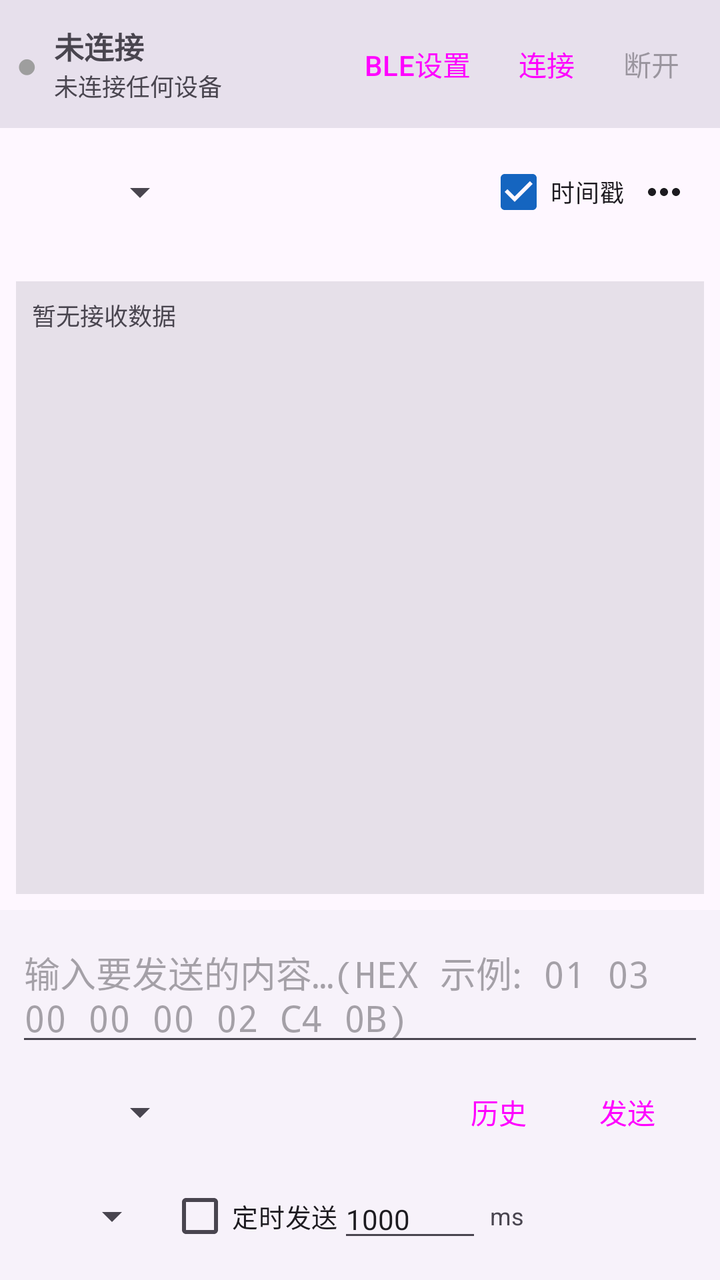
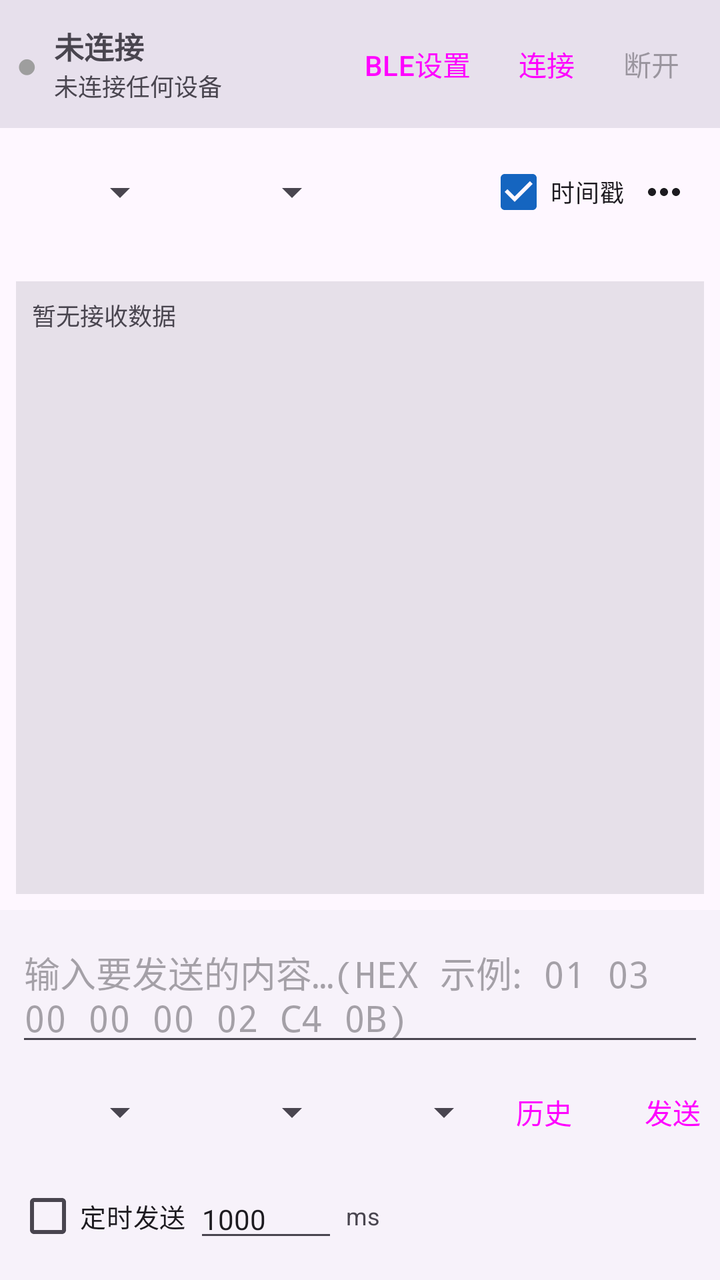

An Android layout rendered at two revisions. The XML below is the earlier revision; the diff shows what the commit changed to produce the second picture.
<!-- AndroidManifest.xml: application theme Theme.BluetoothSerial -->
<!-- res/layout/fragment_console.xml -->
<?xml version="1.0" encoding="utf-8"?>
<LinearLayout xmlns:android="http://schemas.android.com/apk/res/android"
    xmlns:app="http://schemas.android.com/apk/res-auto"
    xmlns:tools="http://schemas.android.com/tools"
    android:layout_width="match_parent"
    android:layout_height="match_parent"
    android:orientation="vertical">

    
    <LinearLayout
        android:layout_width="match_parent"
        android:layout_height="wrap_content"
        android:background="?attr/colorSurfaceVariant"
        android:gravity="center_vertical"
        android:orientation="horizontal"
        android:padding="8dp">

        <TextView
            android:id="@+id/tvStatusDot"
            android:layout_width="wrap_content"
            android:layout_height="wrap_content"
            android:text="●"
            android:textColor="@color/status_disconnected"
            android:textSize="18sp" />

        <LinearLayout
            android:layout_width="0dp"
            android:layout_height="wrap_content"
            android:layout_weight="1"
            android:orientation="vertical"
            android:paddingStart="8dp"
            android:paddingEnd="8dp">

            <TextView
                android:id="@+id/tvDeviceName"
                android:layout_width="wrap_content"
                android:layout_height="wrap_content"
                android:ellipsize="end"
                android:maxLines="1"
                android:text="@string/not_connected"
                android:textSize="15sp"
                android:textStyle="bold" />

            <TextView
                android:id="@+id/tvConnInfo"
                android:layout_width="wrap_content"
                android:layout_height="wrap_content"
                android:text="@string/conn_info_default"
                android:textSize="12sp" />
        </LinearLayout>

        <Button
            android:id="@+id/btnUuidSetting"
            style="@style/Widget.Material3.Button.TextButton"
            android:layout_width="wrap_content"
            android:layout_height="wrap_content"
            android:minWidth="0dp"
            android:paddingStart="8dp"
            android:paddingEnd="8dp"
            android:text="@string/ble_setting" />

        <Button
            android:id="@+id/btnConnect"
            style="@style/Widget.Material3.Button.TextButton"
            android:layout_width="wrap_content"
            android:layout_height="wrap_content"
            android:minWidth="0dp"
            android:paddingStart="8dp"
            android:paddingEnd="8dp"
            android:text="@string/connect" />

        <Button
            android:id="@+id/btnDisconnect"
            style="@style/Widget.Material3.Button.TextButton"
            android:layout_width="wrap_content"
            android:layout_height="wrap_content"
            android:enabled="false"
            android:minWidth="0dp"
            android:paddingStart="8dp"
            android:paddingEnd="8dp"
            android:text="@string/disconnect" />
    </LinearLayout>

    
    <LinearLayout
        android:layout_width="match_parent"
        android:layout_height="0dp"
        android:layout_weight="1"
        android:orientation="vertical"
        android:padding="8dp">

        <LinearLayout
            android:layout_width="match_parent"
            android:layout_height="wrap_content"
            android:gravity="center_vertical"
            android:orientation="horizontal">

            <com.google.android.material.button.MaterialButtonToggleGroup
                android:id="@+id/toggleRxFormat"
                android:layout_width="wrap_content"
                android:layout_height="wrap_content"
                app:selectionRequired="true"
                app:singleSelection="true">

                <Button
                    android:id="@+id/rxHex"
                    style="@style/Widget.Material3.Button.OutlinedButton"
                    android:layout_width="wrap_content"
                    android:layout_height="wrap_content"
                    android:minWidth="0dp"
                    android:paddingStart="8dp"
                    android:paddingEnd="8dp"
                    android:text="@string/format_hex" />

                <Button
                    android:id="@+id/rxAscii"
                    style="@style/Widget.Material3.Button.OutlinedButton"
                    android:layout_width="wrap_content"
                    android:layout_height="wrap_content"
                    android:minWidth="0dp"
                    android:paddingStart="8dp"
                    android:paddingEnd="8dp"
                    android:text="@string/format_text" />
            </com.google.android.material.button.MaterialButtonToggleGroup>

            <Spinner
                android:id="@+id/spCharset"
                android:layout_width="82dp"
                android:layout_height="wrap_content"
                android:layout_marginStart="4dp" />

            <Space
                android:layout_width="0dp"
                android:layout_height="1dp"
                android:layout_weight="1" />

            <CheckBox
                android:id="@+id/cbTimestamp"
                android:layout_width="wrap_content"
                android:layout_height="wrap_content"
                android:checked="true"
                android:text="@string/timestamp"
                android:textSize="12sp" />

            <ImageButton
                android:id="@+id/btnMore"
                android:layout_width="40dp"
                android:layout_height="40dp"
                android:background="?attr/selectableItemBackgroundBorderless"
                android:contentDescription="@string/more_menu"
                android:src="@drawable/ic_more"
                android:tint="?attr/colorOnSurface" />
        </LinearLayout>

        
        <TextView
            android:id="@+id/tvRxStats"
            android:layout_width="match_parent"
            android:layout_height="wrap_content"
            android:layout_marginTop="2dp"
            android:maxLines="1"
            android:textColor="?attr/colorOnSurfaceVariant"
            android:textSize="11sp"
            tools:ignore="RtlSymmetry" />

        <ScrollView
            android:id="@+id/scrollReceive"
            android:layout_width="match_parent"
            android:layout_height="0dp"
            android:layout_marginTop="4dp"
            android:layout_weight="1"
            android:background="?attr/colorSurfaceContainerHighest"
            android:fillViewport="true"
            android:padding="8dp">

            <TextView
                android:id="@+id/tvReceive"
                android:layout_width="match_parent"
                android:layout_height="wrap_content"
                android:fontFamily="monospace"
                android:lineSpacingExtra="2dp"
                android:text="@string/receive_placeholder"
                android:textIsSelectable="true"
                android:textSize="12sp" />
        </ScrollView>
    </LinearLayout>

    
    <LinearLayout
        android:layout_width="match_parent"
        android:layout_height="wrap_content"
        android:background="?attr/colorSurfaceContainerLow"
        android:orientation="vertical"
        android:padding="8dp">

        <EditText
            android:id="@+id/etSend"
            android:layout_width="match_parent"
            android:layout_height="wrap_content"
            android:fontFamily="monospace"
            android:hint="@string/send_hint"
            android:inputType="textMultiLine"
            android:maxLines="4"
            android:minLines="2" />

        <LinearLayout
            android:layout_width="match_parent"
            android:layout_height="wrap_content"
            android:layout_marginTop="4dp"
            android:gravity="center_vertical"
            android:orientation="horizontal">

            <com.google.android.material.button.MaterialButtonToggleGroup
                android:id="@+id/toggleTxFormat"
                android:layout_width="wrap_content"
                android:layout_height="wrap_content"
                app:selectionRequired="true"
                app:singleSelection="true">

                <Button
                    android:id="@+id/txHex"
                    style="@style/Widget.Material3.Button.OutlinedButton"
                    android:layout_width="wrap_content"
                    android:layout_height="wrap_content"
                    android:minWidth="0dp"
                    android:paddingStart="8dp"
                    android:paddingEnd="8dp"
                    android:text="@string/format_hex" />

                <Button
                    android:id="@+id/txAscii"
                    style="@style/Widget.Material3.Button.OutlinedButton"
                    android:layout_width="wrap_content"
                    android:layout_height="wrap_content"
                    android:minWidth="0dp"
                    android:paddingStart="8dp"
                    android:paddingEnd="8dp"
                    android:text="@string/format_text" />
            </com.google.android.material.button.MaterialButtonToggleGroup>

            <Spinner
                android:id="@+id/spTxCharset"
                android:layout_width="82dp"
                android:layout_height="wrap_content"
                android:layout_marginStart="4dp" />

            <Space
                android:layout_width="0dp"
                android:layout_height="1dp"
                android:layout_weight="1" />

            <Button
                android:id="@+id/btnHistory"
                style="@style/Widget.Material3.Button.TextButton"
                android:layout_width="wrap_content"
                android:layout_height="wrap_content"
                android:minWidth="0dp"
                android:paddingStart="6dp"
                android:paddingEnd="6dp"
                android:text="@string/send_history" />

            <Button
                android:id="@+id/btnSend"
                style="@style/Widget.Material3.Button"
                android:layout_width="wrap_content"
                android:layout_height="wrap_content"
                android:minWidth="0dp"
                android:paddingStart="16dp"
                android:paddingEnd="16dp"
                android:text="@string/send" />
        </LinearLayout>

        <LinearLayout
            android:layout_width="match_parent"
            android:layout_height="wrap_content"
            android:layout_marginTop="4dp"
            android:gravity="center_vertical"
            android:orientation="horizontal">

            <Spinner
                android:id="@+id/spLineEnd"
                android:layout_width="72dp"
                android:layout_height="wrap_content" />

            <CheckBox
                android:id="@+id/cbLoop"
                android:layout_width="wrap_content"
                android:layout_height="wrap_content"
                android:layout_marginStart="4dp"
                android:text="@string/loop_send"
                android:textSize="13sp" />

            <EditText
                android:id="@+id/etInterval"
                android:layout_width="72dp"
                android:layout_height="wrap_content"
                android:inputType="number"
                android:maxLength="6"
                android:text="1000"
                android:textSize="14sp" />

            <TextView
                android:layout_width="wrap_content"
                android:layout_height="wrap_content"
                android:layout_marginStart="4dp"
                android:text="@string/ms_label"
                android:textSize="12sp" />
        </LinearLayout>
    </LinearLayout>
</LinearLayout>
<!-- resources referenced by this layout -->
<resources>
  <color name="status_disconnected">#9E9E9E</color>
  <!-- drawable ic_more (drawable) -->
  <?xml version="1.0" encoding="utf-8"?>
  <vector xmlns:android="http://schemas.android.com/apk/res/android"
      android:width="24dp"
      android:height="24dp"
      android:viewportWidth="24"
      android:viewportHeight="24">
      <path
          android:fillColor="#FF000000"
          android:pathData="M6,10c-1.1,0 -2,0.9 -2,2s0.9,2 2,2 2,-0.9 2,-2 -0.9,-2 -2,-2zM12,10c-1.1,0 -2,0.9 -2,2s0.9,2 2,2 2,-0.9 2,-2 -0.9,-2 -2,-2zM18,10c-1.1,0 -2,0.9 -2,2s0.9,2 2,2 2,-0.9 2,-2 -0.9,-2 -2,-2z" />
  </vector>
  <string name="ble_setting">BLE设置</string>
  <string name="conn_info_default">未连接任何设备</string>
  <string name="connect">连接</string>
  <string name="disconnect">断开</string>
  <string name="format_hex">HEX</string>
  <string name="format_text">文本</string>
  <string name="loop_send">定时发送</string>
  <string name="more_menu">更多</string>
  <string name="ms_label">ms</string>
  <string name="not_connected">未连接</string>
  <string name="receive_placeholder">暂无接收数据</string>
  <string name="send">发送</string>
  <string name="send_hint">输入要发送的内容…(HEX 示例: 01 03 00 00 00 02 C4 0B)</string>
  <string name="send_history">历史</string>
  <string name="timestamp">时间戳</string>
  <style name="Theme.BluetoothSerial" parent="Theme.Material3.DayNight.NoActionBar">
          <item name="colorPrimary">@color/primary</item>
          <item name="colorSecondary">@color/accent</item>
      </style>
  <color name="primary">#1565C0</color>
  <color name="accent">#00BCD4</color>
</resources>

<!-- the commit's change to res/layout/fragment_console.xml (unified diff, before → after) -->
@@ -95,33 +95,10 @@
             android:gravity="center_vertical"
             android:orientation="horizontal">
 
-            <com.google.android.material.button.MaterialButtonToggleGroup
-                android:id="@+id/toggleRxFormat"
-                android:layout_width="wrap_content"
-                android:layout_height="wrap_content"
-                app:selectionRequired="true"
-                app:singleSelection="true">
-
-                <Button
-                    android:id="@+id/rxHex"
-                    style="@style/Widget.Material3.Button.OutlinedButton"
-                    android:layout_width="wrap_content"
-                    android:layout_height="wrap_content"
-                    android:minWidth="0dp"
-                    android:paddingStart="8dp"
-                    android:paddingEnd="8dp"
-                    android:text="@string/format_hex" />
-
-                <Button
-                    android:id="@+id/rxAscii"
-                    style="@style/Widget.Material3.Button.OutlinedButton"
-                    android:layout_width="wrap_content"
-                    android:layout_height="wrap_content"
-                    android:minWidth="0dp"
-                    android:paddingStart="8dp"
-                    android:paddingEnd="8dp"
-                    android:text="@string/format_text" />
-            </com.google.android.material.button.MaterialButtonToggleGroup>
+            <Spinner
+                android:id="@+id/spRxFormat"
+                android:layout_width="76dp"
+                android:layout_height="wrap_content" />
 
             <Spinner
                 android:id="@+id/spCharset"
@@ -158,7 +135,7 @@
             android:layout_width="match_parent"
             android:layout_height="wrap_content"
             android:layout_marginTop="2dp"
-            android:maxLines="1"
+            android:maxLines="2"
             android:textColor="?attr/colorOnSurfaceVariant"
             android:textSize="11sp"
             tools:ignore="RtlSymmetry" />
@@ -200,8 +177,8 @@
             android:fontFamily="monospace"
             android:hint="@string/send_hint"
             android:inputType="textMultiLine"
-            android:maxLines="4"
-            android:minLines="2" />
+            android:maxLines="3"
+            android:minLines="1" />
 
         <LinearLayout
             android:layout_width="match_parent"
@@ -210,37 +187,20 @@
             android:gravity="center_vertical"
             android:orientation="horizontal">
 
-            <com.google.android.material.button.MaterialButtonToggleGroup
-                android:id="@+id/toggleTxFormat"
-                android:layout_width="wrap_content"
-                android:layout_height="wrap_content"
-                app:selectionRequired="true"
-                app:singleSelection="true">
-
-                <Button
-                    android:id="@+id/txHex"
-                    style="@style/Widget.Material3.Button.OutlinedButton"
-                    android:layout_width="wrap_content"
-                    android:layout_height="wrap_content"
-                    android:minWidth="0dp"
-                    android:paddingStart="8dp"
-                    android:paddingEnd="8dp"
-                    android:text="@string/format_hex" />
-
-                <Button
-                    android:id="@+id/txAscii"
-                    style="@style/Widget.Material3.Button.OutlinedButton"
-                    android:layout_width="wrap_content"
-                    android:layout_height="wrap_content"
-                    android:minWidth="0dp"
-                    android:paddingStart="8dp"
-                    android:paddingEnd="8dp"
-                    android:text="@string/format_text" />
-            </com.google.android.material.button.MaterialButtonToggleGroup>
+            <Spinner
+                android:id="@+id/spTxFormat"
+                android:layout_width="76dp"
+                android:layout_height="wrap_content" />
 
             <Spinner
                 android:id="@+id/spTxCharset"
                 android:layout_width="82dp"
+                android:layout_height="wrap_content"
+                android:layout_marginStart="4dp" />
+
+            <Spinner
+                android:id="@+id/spLineEnd"
+                android:layout_width="72dp"
                 android:layout_height="wrap_content"
                 android:layout_marginStart="4dp" />
 
@@ -265,8 +225,8 @@
                 android:layout_width="wrap_content"
                 android:layout_height="wrap_content"
                 android:minWidth="0dp"
-                android:paddingStart="16dp"
-                android:paddingEnd="16dp"
+                android:paddingStart="14dp"
+                android:paddingEnd="14dp"
                 android:text="@string/send" />
         </LinearLayout>
 
@@ -277,16 +237,10 @@
             android:gravity="center_vertical"
             android:orientation="horizontal">
 
-            <Spinner
-                android:id="@+id/spLineEnd"
-                android:layout_width="72dp"
-                android:layout_height="wrap_content" />
-
             <CheckBox
                 android:id="@+id/cbLoop"
                 android:layout_width="wrap_content"
                 android:layout_height="wrap_content"
-                android:layout_marginStart="4dp"
                 android:text="@string/loop_send"
                 android:textSize="13sp" />
 
@@ -294,6 +248,7 @@
                 android:id="@+id/etInterval"
                 android:layout_width="72dp"
                 android:layout_height="wrap_content"
+                android:layout_marginStart="4dp"
                 android:inputType="number"
                 android:maxLength="6"
                 android:text="1000"
<!-- resource entries referenced after the edit -->
@@ -16,8 +16,6 @@
   <string name="conn_info_default">未连接任何设备</string>
   <string name="connect">连接</string>
   <string name="disconnect">断开</string>
-  <string name="format_hex">HEX</string>
-  <string name="format_text">文本</string>
   <string name="loop_send">定时发送</string>
   <string name="more_menu">更多</string>
   <string name="ms_label">ms</string>
